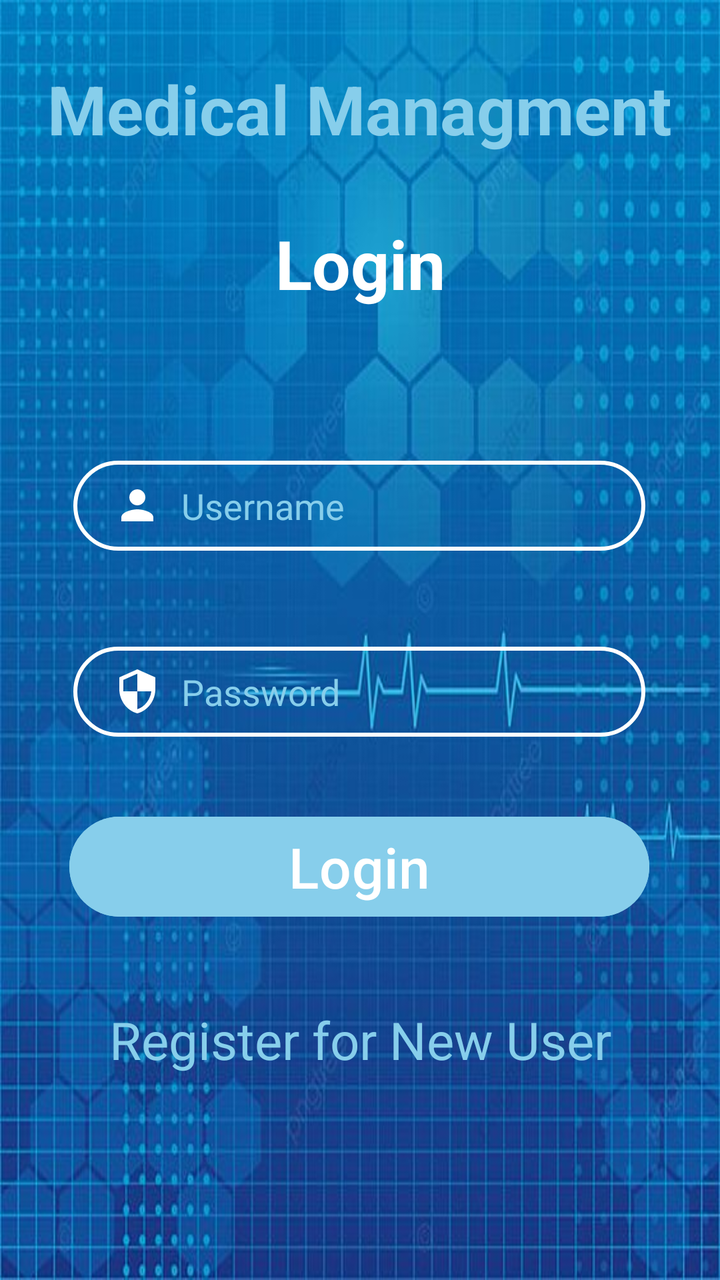
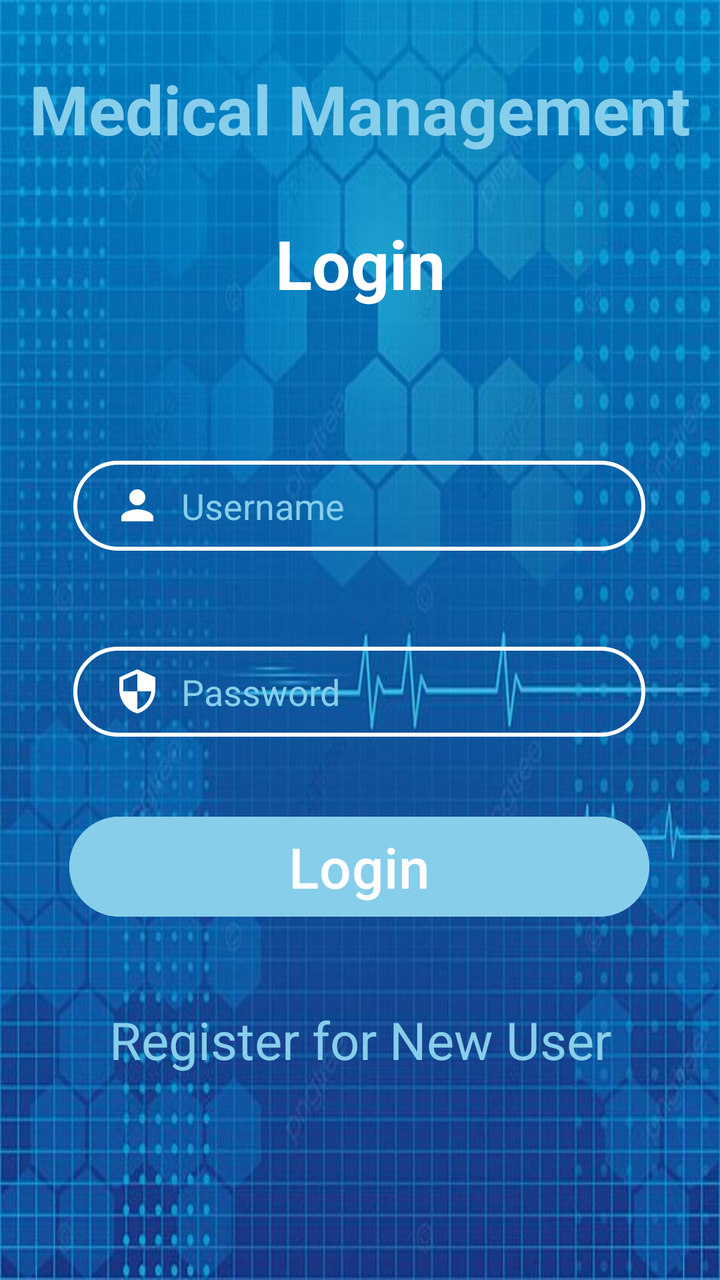

Compare the two renders of this Android layout. The source of the first and the diff that turns it into the second are given below.
<!-- AndroidManifest.xml: application theme Theme.MyApplication -->
<!-- res/layout/activity_login.xml -->
<?xml version="1.0" encoding="utf-8"?>
<androidx.constraintlayout.widget.ConstraintLayout xmlns:android="http://schemas.android.com/apk/res/android"
    xmlns:app="http://schemas.android.com/apk/res-auto"
    xmlns:tools="http://schemas.android.com/tools"
    android:id="@+id/main"
    android:layout_width="match_parent"
    android:layout_height="match_parent"
    android:background="@drawable/back1"
    tools:context=".LoginActivity">

    <TextView
        android:id="@+id/textViewTitle"
        android:layout_width="wrap_content"
        android:layout_height="wrap_content"
        android:text="Medical Managment"
        android:textColor="@color/skyblue"
        android:textSize="34sp"
        android:textStyle="bold"
        app:layout_constraintBottom_toBottomOf="parent"
        app:layout_constraintEnd_toEndOf="parent"
        app:layout_constraintHorizontal_bias="0.495"
        app:layout_constraintStart_toStartOf="parent"
        app:layout_constraintTop_toTopOf="parent"
        app:layout_constraintVertical_bias="0.053" />

    <TextView
        android:id="@+id/textViewLogin"
        android:layout_width="wrap_content"
        android:layout_height="wrap_content"
        android:layout_marginTop="32dp"
        android:text="Login"
        android:textColor="@color/white"
        android:textSize="34sp"
        android:textStyle="bold"
        app:layout_constraintEnd_toEndOf="parent"
        app:layout_constraintStart_toStartOf="parent"
        app:layout_constraintTop_toBottomOf="@+id/textViewTitle" />

    <EditText
        android:id="@+id/editTextUsername"
        android:layout_width="286dp"
        android:layout_height="45dp"
        android:layout_marginTop="76dp"
        android:background="@drawable/input_bg"
        android:drawableLeft="@drawable/ic_baseline_person_24"
        android:drawablePadding="10dp"
        android:ems="10"
        android:hint="Username"
        android:inputType="text"
        android:paddingLeft="20dp"
        android:paddingTop="10dp"
        android:paddingRight="10dp"
        android:paddingBottom="10dp"
        android:textColor="@color/white"
        android:textColorHint="@color/skyblue"
        app:layout_constraintEnd_toEndOf="parent"
        app:layout_constraintHorizontal_bias="0.496"
        app:layout_constraintStart_toStartOf="parent"
        app:layout_constraintTop_toBottomOf="@+id/textViewLogin" />

    <EditText
        android:id="@+id/editTextPassword"
        android:layout_width="286dp"
        android:layout_height="45dp"
        android:layout_marginTop="48dp"
        android:background="@drawable/input_bg"
        android:drawableLeft="@drawable/ic_baseline_security_24"
        android:drawablePadding="10dp"
        android:ems="10"
        android:hint="Password"
        android:inputType="textPassword"
        android:paddingLeft="20dp"
        android:paddingTop="10dp"
        android:paddingRight="10dp"
        android:paddingBottom="10dp"
        android:textColor="@color/white"
        android:textColorHint="@color/skyblue"
        app:layout_constraintEnd_toEndOf="parent"
        app:layout_constraintHorizontal_bias="0.496"
        app:layout_constraintStart_toStartOf="parent"
        app:layout_constraintTop_toBottomOf="@+id/editTextUsername" />

    <Button
        android:id="@+id/buttonLoginUser"
        android:layout_width="290dp"
        android:layout_height="58dp"
        android:layout_marginTop="36dp"
        android:backgroundTint="@color/skyblue"
        android:text="Login"
        android:textSize="28sp"
        app:layout_constraintEnd_toEndOf="parent"
        app:layout_constraintHorizontal_bias="0.496"
        app:layout_constraintStart_toStartOf="parent"
        app:layout_constraintTop_toBottomOf="@+id/editTextPassword" />

    <TextView
        android:id="@+id/textViewRegister"
        android:layout_width="wrap_content"
        android:layout_height="wrap_content"
        android:layout_marginTop="40dp"
        android:text="Register for New User"
        android:textColor="@color/skyblue"
        android:textSize="26sp"
        app:layout_constraintEnd_toEndOf="parent"
        app:layout_constraintStart_toStartOf="parent"
        app:layout_constraintTop_toBottomOf="@+id/buttonLoginUser" />
</androidx.constraintlayout.widget.ConstraintLayout>
<!-- resources referenced by this layout -->
<resources>
  <color name="skyblue">#87CEEB</color>
  <color name="white">#FFFFFFFF</color>
  <!-- drawable back1: jpg bitmap (drawable, 51371 bytes) -->
  <!-- drawable ic_baseline_person_24 (drawable) -->
  <vector android:height="24dp" android:tint="#FFFFFF"
      android:viewportHeight="24" android:viewportWidth="24"
      android:width="24dp" xmlns:android="http://schemas.android.com/apk/res/android">
      <path android:fillColor="@android:color/white" android:pathData="M12,12c2.21,0 4,-1.79 4,-4s-1.79,-4 -4,-4 -4,1.79 -4,4 1.79,4 4,4zM12,14c-2.67,0 -8,1.34 -8,4v2h16v-2c0,-2.66 -5.33,-4 -8,-4z"/>
  </vector>
  <!-- drawable ic_baseline_security_24 (drawable) -->
  <vector android:height="24dp" android:tint="#FFFFFF"
      android:viewportHeight="24" android:viewportWidth="24"
      android:width="24dp" xmlns:android="http://schemas.android.com/apk/res/android">
      <path android:fillColor="@android:color/white" android:pathData="M12,1L3,5v6c0,5.55 3.84,10.74 9,12 5.16,-1.26 9,-6.45 9,-12L21,5l-9,-4zM12,11.99h7c-0.53,4.12 -3.28,7.79 -7,8.94L12,12L5,12L5,6.3l7,-3.11v8.8z"/>
  </vector>
  <!-- drawable input_bg (drawable) -->
  <?xml version="1.0" encoding="utf-8"?>
  <shape xmlns:android="http://schemas.android.com/apk/res/android">
      <stroke android:color="@color/white" android:width="2dp"/>
      <corners android:radius="70dp" />
  </shape>
  <style name="Theme.MyApplication" parent="Base.Theme.MyApplication" />
  <style name="Base.Theme.MyApplication" parent="Theme.Material3.DayNight.NoActionBar">
          
          
      </style>
</resources>

<!-- the commit's change to res/layout/activity_login.xml (unified diff, before → after) -->
@@ -12,7 +12,7 @@
         android:id="@+id/textViewTitle"
         android:layout_width="wrap_content"
         android:layout_height="wrap_content"
-        android:text="Medical Managment"
+        android:text="Medical Management"
         android:textColor="@color/skyblue"
         android:textSize="34sp"
         android:textStyle="bold"
